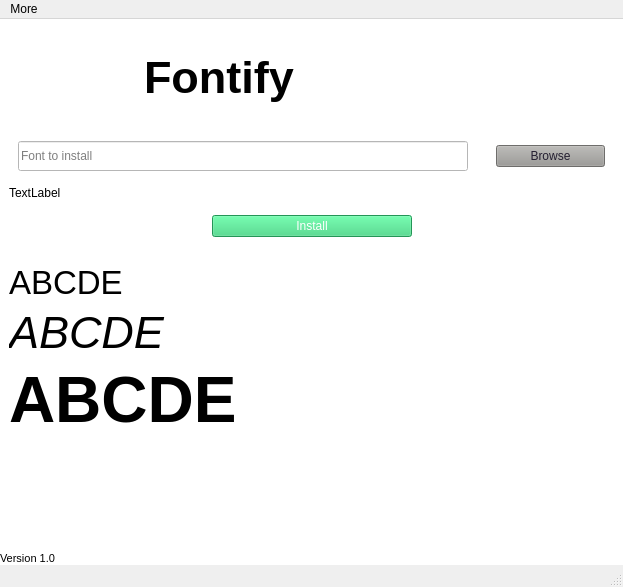
Old version of the form files/resources/ui/main.ui in the repository TaqsBlaze/Fontify.
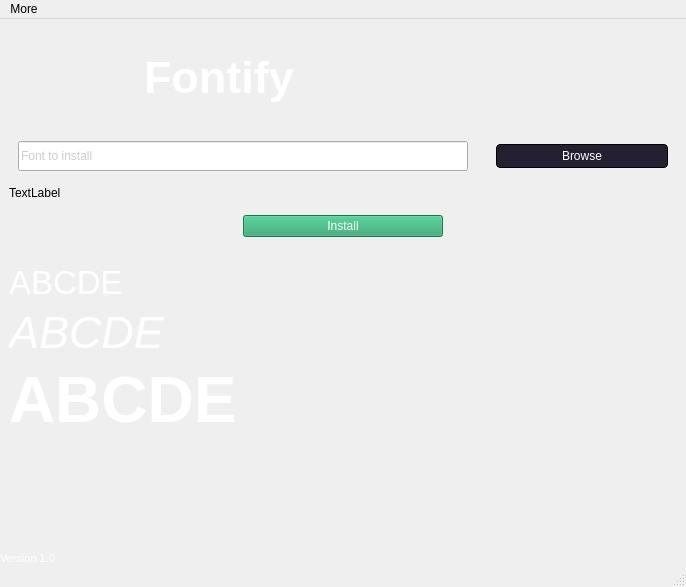
New version of the form. Icons and pictures are not drawn.

```diff
--- a/files/resources/ui/main.ui
+++ b/files/resources/ui/main.ui
@@ -6,7 +6,7 @@
    <rect>
     <x>0</x>
     <y>0</y>
-    <width>623</width>
+    <width>686</width>
     <height>587</height>
    </rect>
   </property>
@@ -19,7 +19,10 @@
   </property>
   <widget class="QWidget" name="centralwidget">
    <property name="styleSheet">
-    <string notr="true">background-color: rgb(255, 255, 255);</string>
+    <string notr="true">background-color: rgb(43, 41, 41);
+QLabel{
+	color:white;
+}</string>
    </property>
    <layout class="QVBoxLayout" name="verticalLayout">
     <property name="spacing">
@@ -78,6 +81,11 @@
               <height>80</height>
              </size>
             </property>
+            <property name="styleSheet">
+             <string notr="true">QLabel{
+	color:white;
+}</string>
+            </property>
             <property name="frameShape">
              <enum>QFrame::NoFrame</enum>
             </property>
@@ -171,7 +179,9 @@
                 </size>
                </property>
                <property name="styleSheet">
-                <string notr="true"/>
+                <string notr="true">QLineEdit{
+	color: rgb(154, 153, 150);
+}</string>
                </property>
                <property name="dragEnabled">
                 <bool>true</bool>
@@ -209,8 +219,20 @@
                 </size>
                </property>
                <property name="styleSheet">
-                <string notr="true">background-color: rgb(154, 153, 150);
-color: rgb(36, 31, 49);</string>
+                <string notr="true">QPushButton{
+	background-color: rgb(36, 31, 49);
+	color:white;
+	border-style:solid;
+	border-width:1px;
+	border-color:black;
+	text-align:center;
+	padding:4px;
+	border-radius:4px;
+}
+
+QPushButton:hover{
+	background-color: rgb(61, 56, 70);
+}</string>
                </property>
                <property name="text">
                 <string>Browse</string>
@@ -266,7 +288,7 @@
                 </size>
                </property>
                <property name="styleSheet">
-                <string notr="true">background-color: rgb(51, 209, 122);
+                <string notr="true">background-color: rgb(38, 162, 105);
 color: rgb(255, 255, 255);</string>
                </property>
                <property name="text">
@@ -295,6 +317,11 @@
        </item>
        <item alignment="Qt::AlignVCenter">
         <widget class="QFrame" name="previewFrame">
+         <property name="styleSheet">
+          <string notr="true">QLabel{
+	color:white;
+}</string>
+         </property>
          <property name="frameShape">
           <enum>QFrame::NoFrame</enum>
          </property>
@@ -399,6 +426,11 @@
                  <pointsize>8</pointsize>
                 </font>
                </property>
+               <property name="styleSheet">
+                <string notr="true">QLabel{
+	color:white;
+}</string>
+               </property>
                <property name="text">
                 <string>Version 1.0</string>
                </property>
@@ -420,7 +452,7 @@
     <rect>
      <x>0</x>
      <y>0</y>
-     <width>623</width>
+     <width>686</width>
      <height>23</height>
     </rect>
    </property>
```
Left out of the diff: 5 changed lines with no effect on the pictures.
